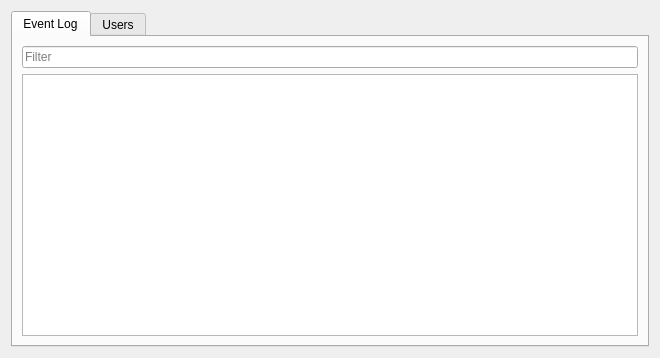
This is src/desktop/ui/serverlog.ui in drawpile/Drawpile as Qt 5 draws it before an edit. The edited form follows.
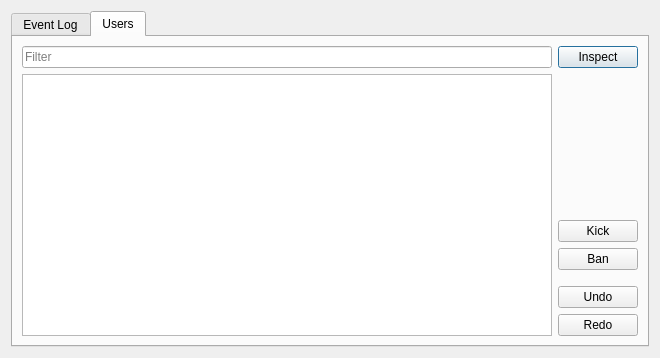
This is the edited form. The open tabs and pages were chosen to show the change.

The edit to the form file:
```diff
--- a/src/desktop/ui/serverlog.ui
+++ b/src/desktop/ui/serverlog.ui
@@ -13,7 +13,7 @@
   <property name="windowTitle">
    <string>Event Log</string>
   </property>
-  <layout class="QVBoxLayout" name="verticalLayout_2">
+  <layout class="QVBoxLayout">
    <item>
     <widget class="QTabWidget" name="tabWidget">
      <property name="currentIndex">
@@ -23,7 +23,7 @@
       <attribute name="title">
        <string>Event Log</string>
       </attribute>
-      <layout class="QVBoxLayout" name="verticalLayout">
+      <layout class="QVBoxLayout">
        <item>
         <widget class="QLineEdit" name="filter">
          <property name="placeholderText">
@@ -43,13 +43,13 @@
        </item>
       </layout>
      </widget>
-     <widget class="QWidget" name="tab_2">
+     <widget class="QWidget">
       <attribute name="title">
        <string>Users</string>
       </attribute>
-      <layout class="QHBoxLayout" name="horizontalLayout">
+      <layout class="QHBoxLayout">
        <item>
-        <layout class="QVBoxLayout" name="verticalLayout_4">
+        <layout class="QVBoxLayout">
          <item>
           <widget class="QLineEdit" name="userlistFilter">
            <property name="placeholderText">
@@ -73,7 +73,7 @@
         </layout>
        </item>
        <item>
-        <layout class="QVBoxLayout" name="verticalLayout_3">
+        <layout class="QVBoxLayout">
          <item>
           <widget class="QPushButton" name="inspectMode">
            <property name="text">
@@ -85,7 +85,7 @@
           </widget>
          </item>
          <item>
-          <spacer name="verticalSpacer_2">
+          <spacer>
            <property name="orientation">
             <enum>Qt::Vertical</enum>
            </property>
@@ -112,7 +112,7 @@
           </widget>
          </item>
          <item>
-          <spacer name="verticalSpacer">
+          <spacer>
            <property name="orientation">
             <enum>Qt::Vertical</enum>
            </property>
```
